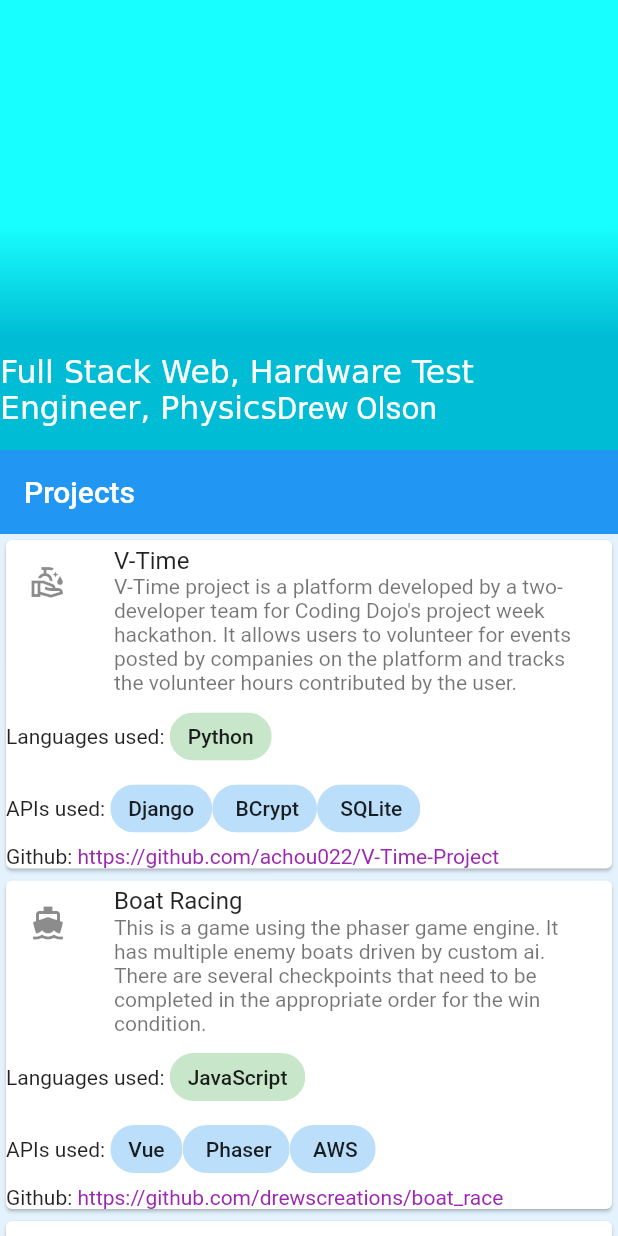
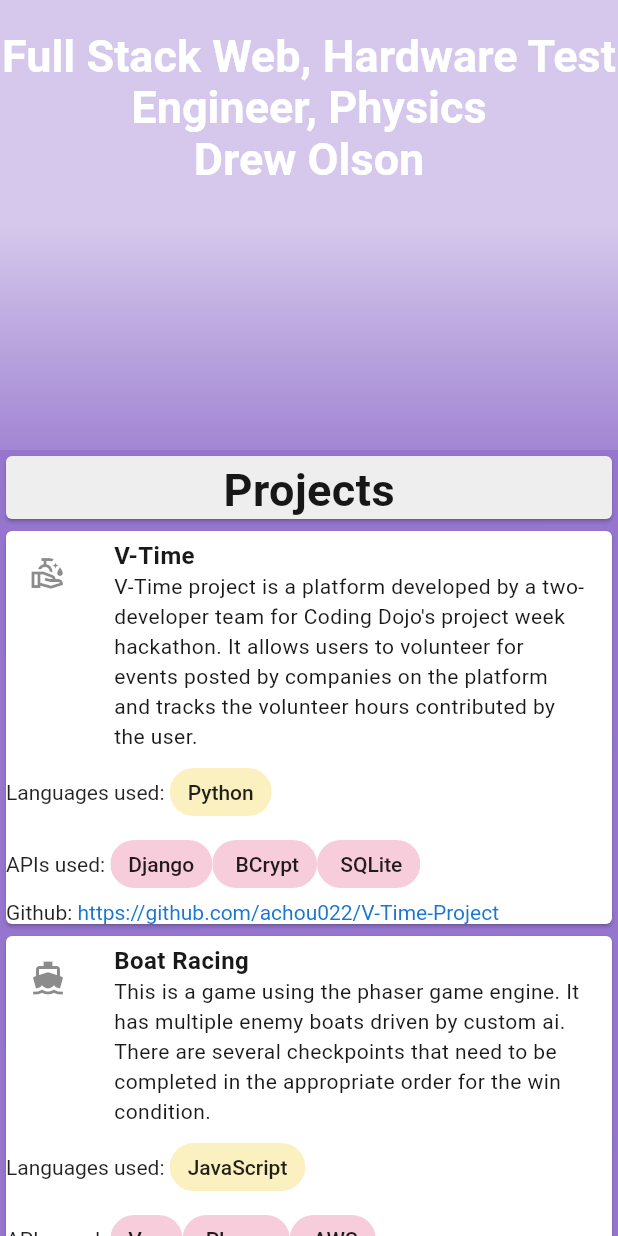
Before and after one commit to drewscreations/drewscreations_site, a Flutter app: the screen it shows after launch, on a phone screen of 412 x 824 dp. Run offline on Flutter 3.47's test engine with Material 2 defaults, Android fonts, the light colour scheme and no system bars.

Commit message:
changed colors and font sizes

```diff
--- a/lib/home_slivers.dart
+++ b/lib/home_slivers.dart
@@ -4,15 +4,46 @@
 import 'package:flutter/material.dart';
 import 'package:url_launcher/url_launcher.dart';
 
-class HomeSlivers extends StatelessWidget {
+class HomeSlivers extends StatefulWidget {
+  @override
+  _HomeSliversState createState() => _HomeSliversState();
+}
+
+class _HomeSliversState extends State<HomeSlivers> {
+  //
+  //Define state variables
+  //
+  TextStyle normalText = TextStyle(
+      height: 1.4, letterSpacing: 0.3, color: Colors.black.withOpacity(0.9));
+  TextStyle boldText = TextStyle(
+      height: 1.4,
+      letterSpacing: 0.3,
+      color: Colors.black.withOpacity(0.9),
+      fontWeight: FontWeight.bold);
+  TextStyle dividerText = TextStyle(
+      height: 1.4,
+      letterSpacing: 0.3,
+      fontSize: 30,
+      color: Colors.black.withOpacity(0.9),
+      fontWeight: FontWeight.bold);
   SliverAppBar nameSliver = SliverAppBar();
   List projectCards = [];
   List jobCards = [];
-  SliverAppBar aboutMeSliver = SliverAppBar();
+  SliverList aboutMeSliver = SliverList(delegate: SliverChildListDelegate([]));
   SliverList jobsSliver = SliverList(delegate: SliverChildListDelegate([]));
   SliverList projectsSliver = SliverList(delegate: SliverChildListDelegate([]));
   SliverList informationSliver =
       SliverList(delegate: SliverChildListDelegate([]));
+  SliverList sliverSeperator(String text) {
+    return SliverList(
+        delegate: SliverChildListDelegate([
+      Card(
+        child: Align(
+            alignment: Alignment.center, child: Text(text, style: dividerText)),
+        color: Colors.grey[200],
+      )
+    ]));
+  }
 
   @override
   Widget build(BuildContext context) {
@@ -29,90 +60,122 @@
           StretchMode.fadeTitle
         ],
         centerTitle: true,
-        title: RichText(
+        title: Align(
+            alignment: Alignment.center,
+            child: RichText(
               text: TextSpan(children: [
-          TextSpan(text: "Full Stack Web, Hardware Test Engineer, Physics"),
-          TextSpan(text: "Drew Olson", style: TextStyle()),
-        ])),
+                TextSpan(
+                    text: "Full Stack Web, Hardware Test Engineer, Physics\n",
+                    style:
+                        TextStyle(fontWeight: FontWeight.bold, fontSize: 20)),
+                TextSpan(
+                    text: "Drew Olson",
+                    style:
+                        TextStyle(fontWeight: FontWeight.bold, fontSize: 20)),
+              ]),
+              textAlign: TextAlign.center,
+            )),
         background: Stack(fit: StackFit.expand, children: [
           const DecoratedBox(
               decoration: BoxDecoration(
                   gradient: LinearGradient(
-                      begin: Alignment(0.0, 0.5),
+                      begin: Alignment(0.0, 1),
                       end: Alignment(0.0, 0.0),
-                      colors: <Color>[Colors.cyan, Colors.cyanAccent])))
+                      colors: <Color>[Colors.white12, Colors.white60])))
         ]),
       ),
     );
+    //
+    //Project Section Chips, Cards, Sliver
+    //
     for (var rawProject in myProjects) {
       Project project = Project.fromJson(rawProject);
       List apiChips = [
         ...project.apis.split(",").map((e) => Chip(
               label: Text(e),
-              backgroundColor: Colors.blue[100],
+              backgroundColor: Colors.pink[300]!.withOpacity(0.3),
             ))
       ];
       List languageChips = [
         ...project.languages.split(",").map((e) => Chip(
               label: Text(e),
-              backgroundColor: Colors.green[100],
+              backgroundColor: Colors.yellow[600]!.withOpacity(0.3),
             ))
       ];
       projectCards.add(Card(
         child: Column(children: <Widget>[
           ListTile(
-            leading: Icon(IconData(project.icon, fontFamily: "MaterialIcons")),
-            title: Text(project.name),
-            subtitle: Text(project.description)),
+              leading:
+                  Icon(IconData(project.icon, fontFamily: "MaterialIcons")),
+              title: Text(
+                project.name,
+                style: boldText,
+              ),
+              subtitle: Text(
+                project.description,
+                style: normalText,
+              )),
           Row(children: [Text("Languages used: "), ...languageChips]),
           Row(children: [Text("APIs used: "), ...apiChips.take(3)]),
-        /*
-        ListView(
-          scrollDirection: Axis.horizontal,
-          children: [...apiChips],
-          shrinkWrap: true,
-        ),
-        */
           Row(
             children: [
               Text('Github: '),
               RichText(
                 text: TextSpan(
                     text: project.gitLink,
-                  style: TextStyle(color: Colors.purple),
+                    style: TextStyle(color: Colors.blue[700]),
                     recognizer: TapGestureRecognizer()
                       ..onTap = () => {launch(project.gitLink)}),
               )
             ],
           )
-      ])));
+        ]),
+        color: Colors.white, //Theme.of(context).primaryColorLight,
+      ));
     }
     projectsSliver =
         SliverList(delegate: SliverChildListDelegate([...projectCards]));
+    //
+    //Job Section: Chips, Cards, Sliver
+    //
     for (var rawJob in myJobs) {
       Job job = Job.fromJson(rawJob);
       jobCards.add(Card(
         child: Column(children: <Widget>[
-        ListTile(title: Text(job.name), subtitle: Text(job.dates)),
+          ListTile(
+              title: Text(
+                job.name,
+                style: boldText,
+              ),
+              subtitle: Text(job.dates)),
           Column(children: [
-          ...job.details.map(
-              (e) => Align(alignment: Alignment.centerLeft, child: Text(e)))
+            ...job.details.map((e) => Align(
+                alignment: Alignment.centerLeft,
+                child: Text(
+                  "-" + e,
+                  style: normalText,
+                )))
           ]),
-      ])));
+        ]),
+        color: Colors.white, //Theme.of(context).primaryColorLight,
+      ));
     }
     jobsSliver = SliverList(delegate: SliverChildListDelegate([...jobCards]));
+
+    //Scaffold of all the slivers
     return Scaffold(
-        backgroundColor: Colors.blue[50],
+        backgroundColor: Theme.of(context)
+            .primaryColor, //Theme.of(context).primaryColorDark,
         body: CustomScrollView(
             physics: const BouncingScrollPhysics(
                 parent: AlwaysScrollableScrollPhysics()),
             slivers: [
               nameSliver,
-              SliverAppBar(title: Text("Projects")),
+              sliverSeperator("Projects"),
               projectsSliver,
-              SliverAppBar(title: Text("Jobs")),
+              sliverSeperator("Jobs"),
               jobsSliver,
-              SliverAppBar(title: Text("More Information")),
+              sliverSeperator("More Information"),
               informationSliver
             ]));
   }
@@ -141,7 +204,7 @@
   {
     "name": "Portfolio",
     "description": "This is the site you're looking at!",
-    "gitLink": "",
+    "gitLink": "https://github.com/drewscreations/drewscreations_site",
     "languages": "Dart, JavaScript",
     "apis": "Firebase, Flutter",
     "icon": 61580,
--- a/lib/main.dart
+++ b/lib/main.dart
@@ -25,7 +25,9 @@
           // or simply save your changes to "hot reload" in a Flutter IDE).
           // Notice that the counter didn't reset back to zero; the application
           // is not restarted.
-          primarySwatch: Colors.blue,
+          primarySwatch: Colors.indigo,
+          primaryColor: Colors.deepPurple[300],
+          accentColor: Colors.purpleAccent,
         ),
         home: HomeSlivers());
     //home: Home());
```
Lines whose indentation alone changed are shown as unchanged.
